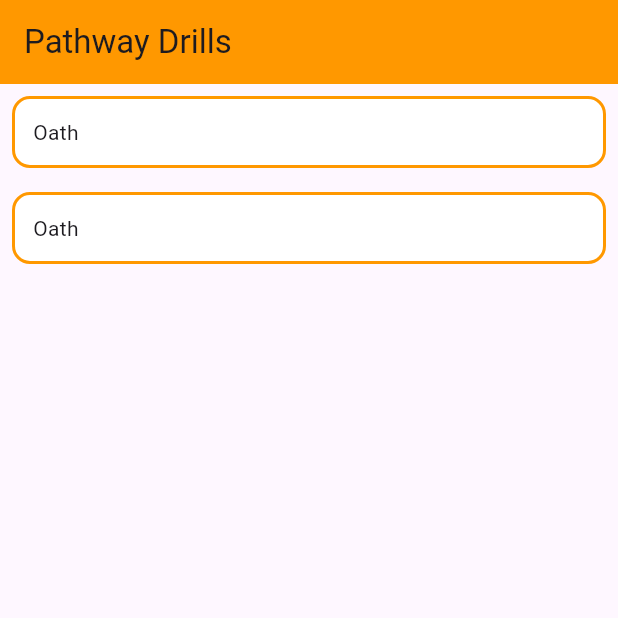
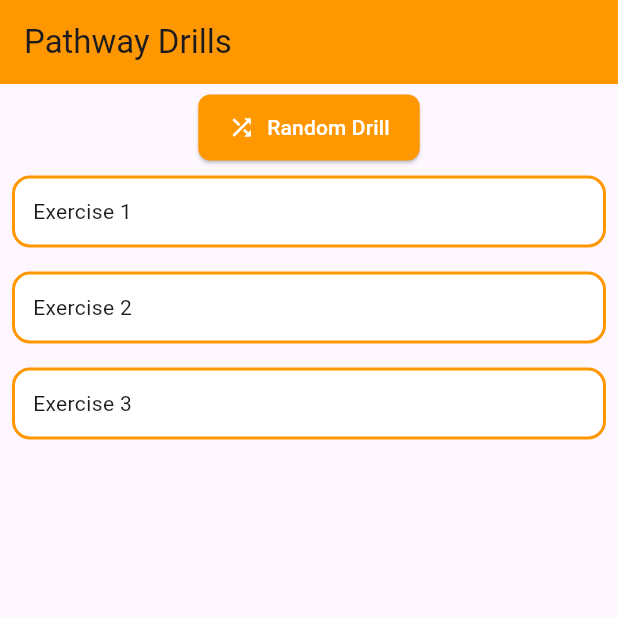
Before and after one commit to IVequals4/dance-drill-app, a Flutter app: the screen it shows after launch, on a phone screen of 412 x 824 dp, the top half of it. Run offline on Flutter 3.47's test engine with Material 3 defaults, Android fonts, the phone set to English and light mode, and no system bars.

Commit message:
Added Randomiser and Drills Pop Ups

```diff
--- a/lib/main.dart
+++ b/lib/main.dart
@@ -1,3 +1,4 @@
+import 'dart:math';
 import 'package:flutter/material.dart';
 
 void main() {
@@ -15,35 +16,122 @@ class MyApp extends StatelessWidget {
           backgroundColor: Colors.orange,
           title: const Text('Pathway Drills'),
         ),
-        body: Center(
-          child: ListView(
-            children: [
-              DrillContainer(child: Text('Oath')),
-              DrillContainer(child: Text('Oath')),
-              ],
-          ),
+        body: DrillListScreen(
+          drillContainers: [
+            DrillContainer(
+              drillName: Text('Exercise 1'),
+              drillList: Text('1. Push Ups\n2. Sit Ups\n3. Squats\n'),
+            ),
+            DrillContainer(
+              drillName: Text('Exercise 2'),
+              drillList: Text('1. Burpees\n2. Jumping Jacks\n3. Plank\n'),
+            ),
+            DrillContainer(
+              drillName: Text('Exercise 3'),
+              drillList: Text('1. Pull Ups\n2. Lunges\n3. Crunches\n'),
+            ),
+          ],
         ),
       ),
     );
   }
 }
 
+class DrillListScreen extends StatefulWidget {
+  final List<DrillContainer> drillContainers;
+
+  const DrillListScreen({super.key, required this.drillContainers});
+
+  @override
+  State<DrillListScreen> createState() => _DrillListScreenState();
+}
+
+class _DrillListScreenState extends State<DrillListScreen> {
+  // Store all DrillContainers in a list
+
+  void openRandomContainer() {
+    if (widget.drillContainers.isEmpty) return;
+
+    final random = Random();
+    final randomIndex = random.nextInt(widget.drillContainers.length);
+    final randomContainer = widget.drillContainers[randomIndex];
+
+    // Show dialog using the same method as DrillContainer
+    showDialog(
+      context: context,
+      builder: (context) {
+        return AlertDialog(
+          title: randomContainer.drillName,
+          content: randomContainer.drillList,
+          actions: [
+            TextButton(
+              onPressed: () => Navigator.of(context).pop(),
+              child: Text('Close'),
+            ),
+          ],
+        );
+      },
+    );
+  }
+
+  @override
+  Widget build(BuildContext context) {
+    return Column(
+      children: [
+        Padding(
+          padding: const EdgeInsets.only(top: 5.0),
+          child: ElevatedButton.icon(
+            onPressed: openRandomContainer,
+            icon: Icon(Icons.shuffle),
+            label: Text('Random Drill'),
+            style: ElevatedButton.styleFrom(
+              backgroundColor: Colors.orange,
+              foregroundColor: Colors.white,
+              padding: EdgeInsets.symmetric(horizontal: 20, vertical: 12),
+              shape: RoundedRectangleBorder(
+                borderRadius: BorderRadius.circular(8),
+              ),
+            ),
+          ),
+        ),
+        Expanded(child: ListView(children: widget.drillContainers)),
+      ],
+    );
+  }
+}
+
 class DrillContainer extends StatelessWidget {
-  final Widget child;
+  final Widget drillName;
+  final Widget drillList;
   final Color color;
-  final VoidCallback? onTap;
 
   const DrillContainer({
     super.key,
-    required this.child,
+    required this.drillName,
+    required this.drillList,
     this.color = Colors.white,
-    this.onTap,
   });
 
   @override
   Widget build(BuildContext context) {
     return GestureDetector(
-      onTap: onTap,
+      onTap: () {
+        showDialog(
+          context: context,
+          builder: (context) {
+            return AlertDialog(
+              title: drillName,
+              content: drillList,
+              actions: [
+                TextButton(
+                  onPressed: () => Navigator.of(context).pop(),
+                  child: Text('Close'),
+                ),
+              ],
+            );
+          },
+        );
+      },
       child: Container(
         width: double.infinity,
         margin: const EdgeInsets.all(8),
@@ -53,7 +141,7 @@ class DrillContainer extends StatelessWidget {
           border: Border.all(color: Colors.orange, width: 2),
           borderRadius: BorderRadius.circular(12),
         ),
-        child: child,
+        child: drillName,
       ),
     );
   }
```
Also changed, not shown: 2 other files.
